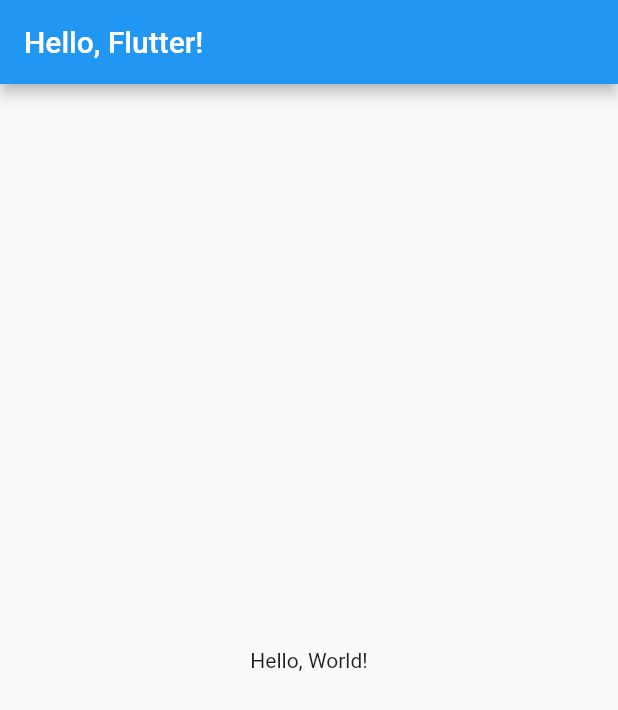
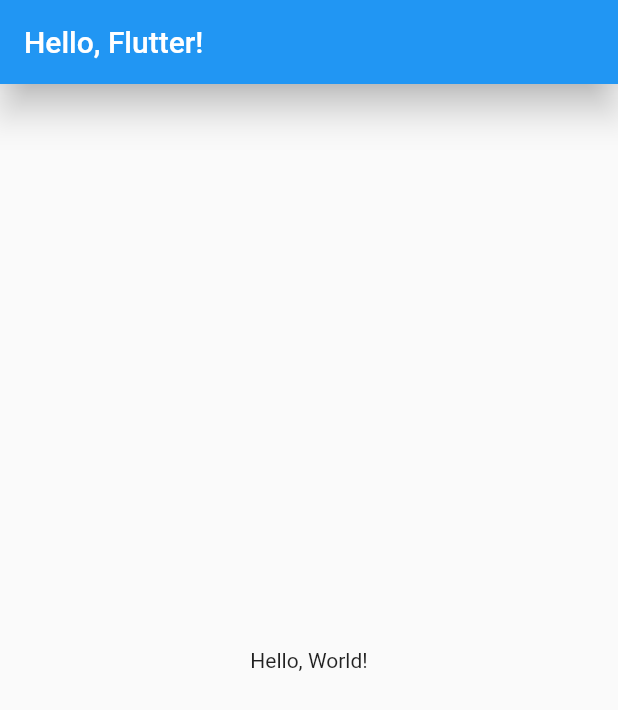
Before and after one commit to hg-ian-choi/flutter-example, a Flutter app: the screen it shows after launch, on a phone screen of 412 x 824 dp. Shown: the top 710 px of the screen. Run offline on Flutter 3.47's test engine with Material 2 defaults, Android fonts, the phone set to English and light mode, and no system bars.

Commit message:
nmc: try more "Widget"

```diff
--- a/nmc/lib/main.dart
+++ b/nmc/lib/main.dart
@@ -10,6 +10,8 @@ class MyApp extends StatelessWidget {
     return MaterialApp(
       home: Scaffold(
         appBar: AppBar(
+          centerTitle: false,
+          elevation: 10,
           title: Text('Hello, Flutter!'),
         ),
         body: Center(
```
